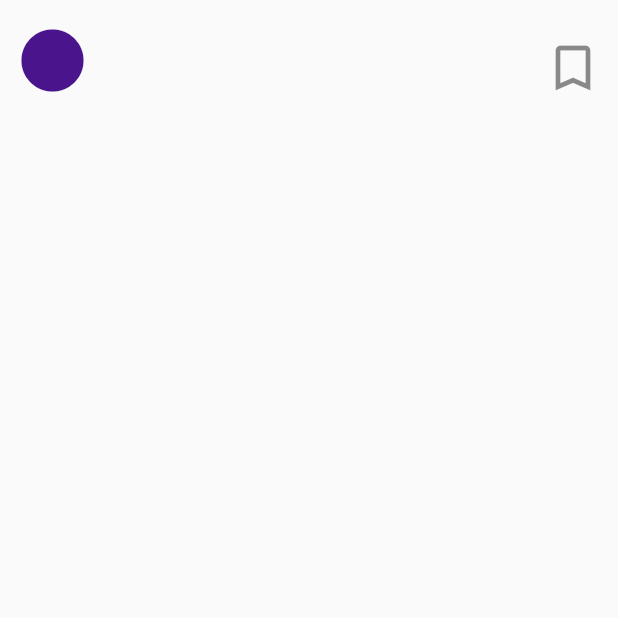
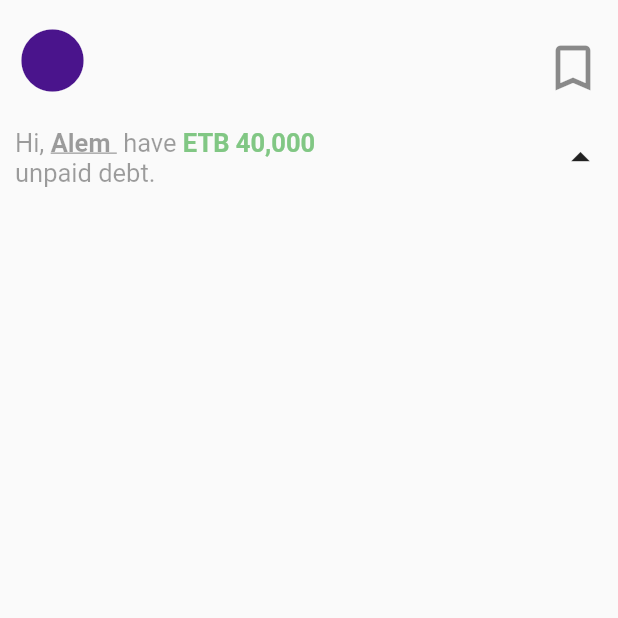
Before and after one commit to Bina-man/flutter_equb, a Flutter app: the screen it shows after launch, on a phone screen of 412 x 824 dp, the top half of it. Run offline on Flutter 3.47's test engine with Material 2 defaults, Android fonts, the phone set to English and light mode, and no system bars.

Commit message:
Introduction Widget

```diff
--- a/lib/main.dart
+++ b/lib/main.dart
@@ -1,3 +1,4 @@
+import 'package:equb/widgets/introduction/introduction.dart';
 import 'package:flutter/cupertino.dart';
 import 'package:flutter/material.dart';
 
@@ -37,6 +38,12 @@ class _equbAppState extends State<equbApp> {
                 widgetProfile(),
                 //endregion
 
+                //region Intoduction
+                widgetIntroduction(),
+                //endregion
+
+
+
 
               ],
             ),
--- /dev/null
+++ b/lib/widgets/introduction/introduction.dart
@@ -0,0 +1,50 @@
+import 'package:flutter/material.dart';
+class widgetIntroduction extends StatefulWidget {
+
+  @override
+  _widgetIntroductionState createState() => _widgetIntroductionState();
+}
+
+class _widgetIntroductionState extends State<widgetIntroduction> {
+  @override
+  Widget build(BuildContext context) {
+    return Padding(
+      padding: const EdgeInsets.only(top: 20.0, bottom: 30),
+      child: Row(
+        mainAxisAlignment: MainAxisAlignment.spaceBetween,
+        crossAxisAlignment: CrossAxisAlignment.center,
+        children: [
+          Container(
+              child: Column(
+                mainAxisAlignment: MainAxisAlignment.start,
+                crossAxisAlignment: CrossAxisAlignment.start,
+                children: [
+                  RichText(
+                    text: TextSpan(
+                      text: 'Hi, ',
+                      style: TextStyle(
+                          color: Colors.black38, fontSize: 17),
+                      children: [
+                        TextSpan(
+                            text: 'Alem ',
+                            style: TextStyle(
+                                fontWeight: FontWeight.bold,
+                                decoration: TextDecoration.underline)),
+                        TextSpan(text: ' have '),
+                        TextSpan(
+                            text: 'ETB 40,000',
+                            style: TextStyle(
+                                fontWeight: FontWeight.bold,
+                                color: Colors.green[300])),
+                        TextSpan(text: '\nunpaid debt.')
+                      ],
+                    ),
+                  ),
+                ],
+              )),
+          Icon(Icons.arrow_drop_up, size: 30)
+        ],
+      ),
+    );;
+  }
+}
```
